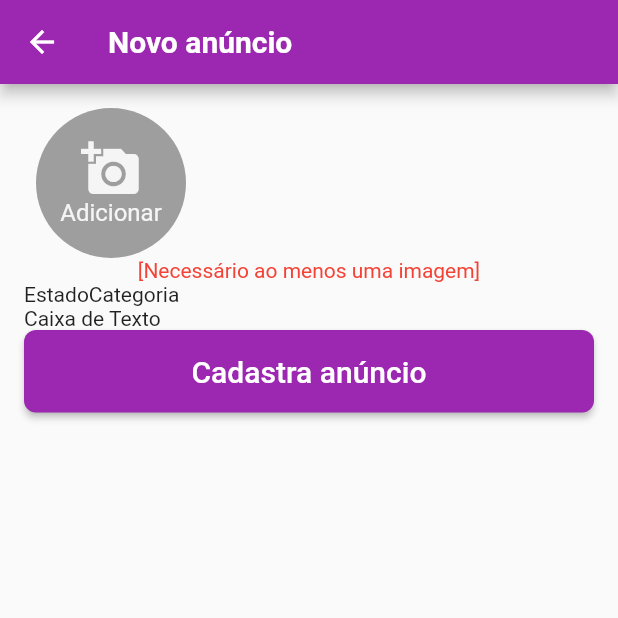
After one commit to deyvissoneduardo/olx_clone, a Flutter app: the MeusAnuncios screen opened by its route, after a tap on the "add" icon, after a tap on "Cadastra anúncio", on a phone screen of 412 x 824 dp, the top half of it. The commit adds this screen. Run offline on Flutter 3.47's test engine with Material 2 defaults, Android fonts, the phone set to English and light mode, and no system bars; our stand-ins replace firebase_auth, image_picker; accounts and stored records are empty.

Commit message:
btn customiza, selecinado e valida imagem

```diff
--- a/lib/routes/RoutesGenerate.dart
+++ b/lib/routes/RoutesGenerate.dart
@@ -2,10 +2,14 @@ import 'package:flutter/cupertino.dart';
 import 'package:flutter/material.dart';
 import 'package:olx_clone/views/Anuncios.dart';
 import 'package:olx_clone/views/Login.dart';
+import 'package:olx_clone/views/MeusAnuncios.dart';
+import 'package:olx_clone/views/NovoAnuncio.dart';
 
 class RouteGenerate {
   static const String TELA_ANUNCIO = '/';
   static const String TELA_LOGIN = '/login';
+  static const String TELA_MEUS_ANUNCIOS = '/meus_anuncios';
+  static const String TELA_NOVO_ANUNCIO = '/novo_anuncio';
 
   static Route<dynamic> genetareRoutes(RouteSettings settings) {
     final args = settings.arguments;
@@ -15,6 +19,10 @@ class RouteGenerate {
         return MaterialPageRoute(builder: (_) => Anuncios());
       case TELA_LOGIN:
         return MaterialPageRoute(builder: (_) => Login());
+      case TELA_MEUS_ANUNCIOS:
+        return MaterialPageRoute(builder: (_) => MeusAnuncios());
+      case TELA_NOVO_ANUNCIO:
+        return MaterialPageRoute(builder: (_) => NovoAnuncio());
       default:
         _erroRota();
     }
--- /dev/null
+++ b/lib/shared/widgets/BotaoCuston.dart
@@ -0,0 +1,24 @@
+import 'package:flutter/material.dart';
+
+class BotaoCuston extends StatelessWidget {
+  final String texto;
+  final Color corTexto;
+  final VoidCallback onPressed;
+
+  BotaoCuston(
+      {@required this.texto, this.corTexto = Colors.white, this.onPressed});
+
+  @override
+  Widget build(BuildContext context) {
+    return RaisedButton(
+      shape: RoundedRectangleBorder(borderRadius: BorderRadius.circular(8)),
+      child: Text(
+        this.texto,
+        style: TextStyle(color: this.corTexto, fontSize: 20),
+      ),
+      color: Color(0xff9c27b0),
+      padding: EdgeInsets.fromLTRB(32, 16, 32, 16),
+      onPressed: this.onPressed,
+    );
+  }
+}
--- a/lib/views/Anuncios.dart
+++ b/lib/views/Anuncios.dart
@@ -1,7 +1,7 @@
 import 'package:firebase_auth/firebase_auth.dart';
 import 'package:flutter/material.dart';
 import 'package:olx_clone/routes/RoutesGenerate.dart';
-import 'package:olx_clone/shared/TextFildCuston.dart';
+import 'package:olx_clone/shared/widgets/TextFildCuston.dart';
 
 class Anuncios extends StatefulWidget {
   @override
@@ -17,7 +17,7 @@ class _AnunciosState extends State<Anuncios> {
   _escolhaMenuItem(String itemEscolhido) {
     switch (itemEscolhido) {
       case 'Meus anúncios':
-        /** tela meus anuncios **/
+        Navigator.pushNamed(context, RouteGenerate.TELA_MEUS_ANUNCIOS);
         break;
       case 'Entrar / Cadastra':
         Navigator.pushNamed(context, RouteGenerate.TELA_LOGIN);
--- a/lib/views/Login.dart
+++ b/lib/views/Login.dart
@@ -3,7 +3,8 @@ import 'package:flutter/cupertino.dart';
 import 'package:flutter/material.dart';
 import 'package:olx_clone/models/Usuario.dart';
 import 'package:olx_clone/routes/RoutesGenerate.dart';
-import 'package:olx_clone/shared/TextFildCuston.dart';
+import 'package:olx_clone/shared/widgets/BotaoCuston.dart';
+import 'package:olx_clone/shared/widgets/TextFildCuston.dart';
 
 class Login extends StatefulWidget {
   @override
@@ -133,13 +134,8 @@ class _LoginState extends State<Login> {
                         ],
                       ),
                     ),
-                    RaisedButton(
-                      child: Text(
-                        _textoBotao,
-                        style: TextStyle(color: Colors.white, fontSize: 20),
-                      ),
-                      color: Color(0xff9c27b0),
-                      padding: EdgeInsets.fromLTRB(32, 16, 32, 16),
+                    BotaoCuston(
+                      texto: _textoBotao,
                       onPressed: () {
                         _validarCampos();
                       },
--- /dev/null
+++ b/lib/views/MeusAnuncios.dart
@@ -0,0 +1,31 @@
+import 'package:flutter/material.dart';
+import 'package:olx_clone/routes/RoutesGenerate.dart';
+
+class MeusAnuncios extends StatefulWidget {
+  @override
+  _MeusAnunciosState createState() => _MeusAnunciosState();
+}
+
+class _MeusAnunciosState extends State<MeusAnuncios> {
+  @override
+  Widget build(BuildContext context) {
+    return Scaffold(
+      appBar: AppBar(
+        title: Text(
+          'Meus anúcios',
+          style: TextStyle(fontWeight: FontWeight.bold),
+        ),
+      ),
+      floatingActionButton: FloatingActionButton(
+        elevation: 7,
+        foregroundColor: Colors.white,
+        child: Icon(Icons.add),
+        onPressed: () {
+          Navigator.pushReplacementNamed(
+              context, RouteGenerate.TELA_NOVO_ANUNCIO);
+        },
+      ),
+      body: Container(),
+    );
+  }
+}
--- /dev/null
+++ b/lib/views/NovoAnuncio.dart
@@ -0,0 +1,185 @@
+import 'dart:io';
+
+import 'package:flutter/cupertino.dart';
+import 'package:flutter/material.dart';
+import 'package:image_picker/image_picker.dart';
+import 'package:olx_clone/shared/widgets/BotaoCuston.dart';
+
+class NovoAnuncio extends StatefulWidget {
+  @override
+  _NovoAnuncioState createState() => _NovoAnuncioState();
+}
+
+class _NovoAnuncioState extends State<NovoAnuncio> {
+  /**  chave de validacao form **/
+  final _formKey = GlobalKey<FormState>();
+
+  /** inicia lista de imagens **/
+  List<File> _listaImagens = List();
+
+  _selecionarImagem() async {
+    File imagemSelecionada =
+        await ImagePicker.pickImage(source: ImageSource.gallery);
+
+    if (imagemSelecionada != null) {
+      setState(() {
+        _listaImagens.add(imagemSelecionada);
+      });
+    }
+  }
+
+  @override
+  Widget build(BuildContext context) {
+    return Scaffold(
+      appBar: AppBar(
+        title: Text(
+          'Novo anúncio',
+          style: TextStyle(fontWeight: FontWeight.bold),
+        ),
+      ),
+      body: SingleChildScrollView(
+        child: Container(
+          padding: EdgeInsets.all(16),
+          child: Form(
+            key: _formKey,
+            child: Column(
+              crossAxisAlignment: CrossAxisAlignment.stretch,
+              children: <Widget>[
+                /** area de imagens **/
+                FormField<List>(
+                  initialValue: _listaImagens,
+                  validator: (images) {
+                    if (images.length == 0) {
+                      return 'Necessário ao menos uma imagem';
+                    }
+                    return null;
+                  },
+                  builder: (state) {
+                    return Column(
+                      children: <Widget>[
+                        Container(
+                          height: 100,
+                          child: ListView.builder(
+                              scrollDirection: Axis.horizontal,
+                              itemCount: _listaImagens.length + 1,
+                              itemBuilder: (context, index) {
+                                /** btn fake para adc imagem **/
+                                if (index == _listaImagens.length) {
+                                  return Padding(
+                                    padding:
+                                        EdgeInsets.symmetric(horizontal: 8),
+                                    child: GestureDetector(
+                                      onTap: () {
+                                        _selecionarImagem();
+                                      },
+                                      child: CircleAvatar(
+                                        backgroundColor: Colors.grey[500],
+                                        radius: 50,
+                                        child: Column(
+                                          mainAxisAlignment:
+                                              MainAxisAlignment.center,
+                                          children: <Widget>[
+                                            Icon(
+                                              Icons.add_a_photo,
+                                              size: 40,
+                                              color: Colors.grey[100],
+                                            ),
+                                            Text(
+                                              'Adicionar',
+                                              style: TextStyle(
+                                                  color: Colors.grey[100],
+                                                  fontSize: 16,
+                                                  fontWeight: FontWeight.w400),
+                                            )
+                                          ],
+                                        ),
+                                      ),
+                                    ),
+                                  );
+                                }
+                                if (_listaImagens.length > 0) {
+                                  /** exibe imagens selecionada **/
+                                  return Padding(
+                                    padding:
+                                        EdgeInsets.symmetric(horizontal: 8),
+                                    child: GestureDetector(
+                                      onTap: () {
+                                        showDialog(
+                                            context: context,
+                                            builder: (context) => Dialog(
+                                                  child: Column(
+                                                    mainAxisSize:
+                                                        MainAxisSize.min,
+                                                    children: <Widget>[
+                                                      Image.file(
+                                                          _listaImagens[index]),
+                                                      FlatButton(
+                                                        child: Text('Excluir'),
+                                                        textColor: Colors.red,
+                                                        onPressed: () {
+                                                          setState(() {
+                                                            _listaImagens
+                                                                .removeAt(
+                                                                    index);
+                                                            Navigator.of(
+                                                                    context)
+                                                                .pop();
+                                                          });
+                                                        },
+                                                      )
+                                                    ],
+                                                  ),
+                                                ));
+                                      },
+                                      child: CircleAvatar(
+                                        radius: 50,
+                                        backgroundImage:
+                                            FileImage(_listaImagens[index]),
+                                        child: Container(
+                                          color: Color.fromRGBO(
+                                              255, 255, 255, 0.4),
+                                          alignment: Alignment.center,
+                                          child: Icon(
+                                            Icons.delete,
+                                            color: Colors.red,
+                                          ),
+                                        ),
+                                      ),
+                                    ),
+                                  );
+                                }
+                                return Container();
+                              }),
+                        ),
+                        /** caso haja erro no carregamendo da imagem **/
+                        if (state.hasError)
+                          Container(
+                            child: Text(
+                              '[${state.errorText}]',
+                              style: TextStyle(color: Colors.red, fontSize: 14),
+                            ),
+                          )
+                      ],
+                    );
+                  },
+                ),
+                /** meus dropdowm**/
+                Row(
+                  children: <Widget>[Text('Estado'), Text('Categoria')],
+                ),
+                /** caixas de texto de btn **/
+                Text('Caixa de Texto'),
+                BotaoCuston(
+                  texto: 'Cadastra anúncio',
+                  onPressed: () {
+                    if (_formKey.currentState.validate()) {}
+                  },
+                )
+              ],
+            ),
+          ),
+        ),
+      ),
+    );
+  }
+}
--- a/pubspec.yaml
+++ b/pubspec.yaml
@@ -32,6 +32,7 @@ dependencies:
   cloud_firestore: ^0.13.5 # Database
   firebase_storage: ^3.1.5 #  File storage
   firebase_auth: ^0.16.0 #  User authentication
+  image_picker: ^0.6.7+4
 
 dev_dependencies:
   flutter_test:
```
Also changed, not shown: lib/shared/widgets/TextFildCuston.dart (renamed from lib/shared/TextFildCuston.dart, +7 -7 lines), pubspec.lock.
